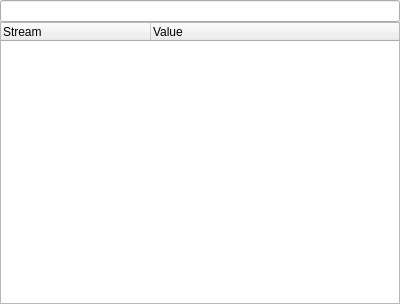
First picture: the form in gui/gui/plugins/datastreamdisplay/datastreamdisplays.ui, repository einsteinly/CAUV_old_software, before the edit.
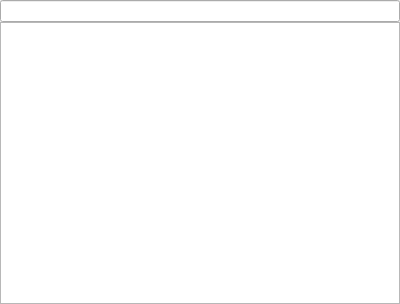
Second picture: the form after the edit. Custom widgets are drawn as their Qt base class.

```diff
--- a/gui/gui/plugins/datastreamdisplay/datastreamdisplays.ui
+++ b/gui/gui/plugins/datastreamdisplay/datastreamdisplays.ui
@@ -59,12 +59,18 @@
       <property name="columnCount">
        <number>2</number>
       </property>
+      <attribute name="headerVisible">
+       <bool>false</bool>
+      </attribute>
       <attribute name="headerDefaultSectionSize">
        <number>150</number>
       </attribute>
       <attribute name="headerDefaultSectionSize">
        <number>150</number>
       </attribute>
+      <attribute name="headerVisible">
+       <bool>false</bool>
+      </attribute>
       <column>
        <property name="text">
         <string>Stream</string>
```
